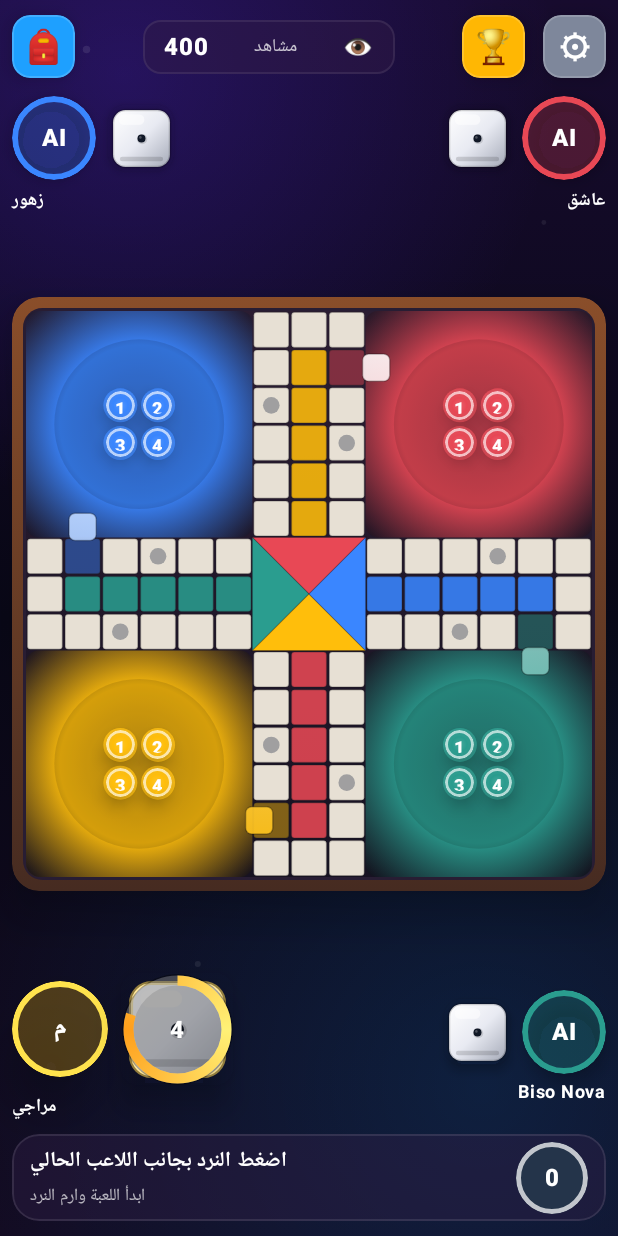
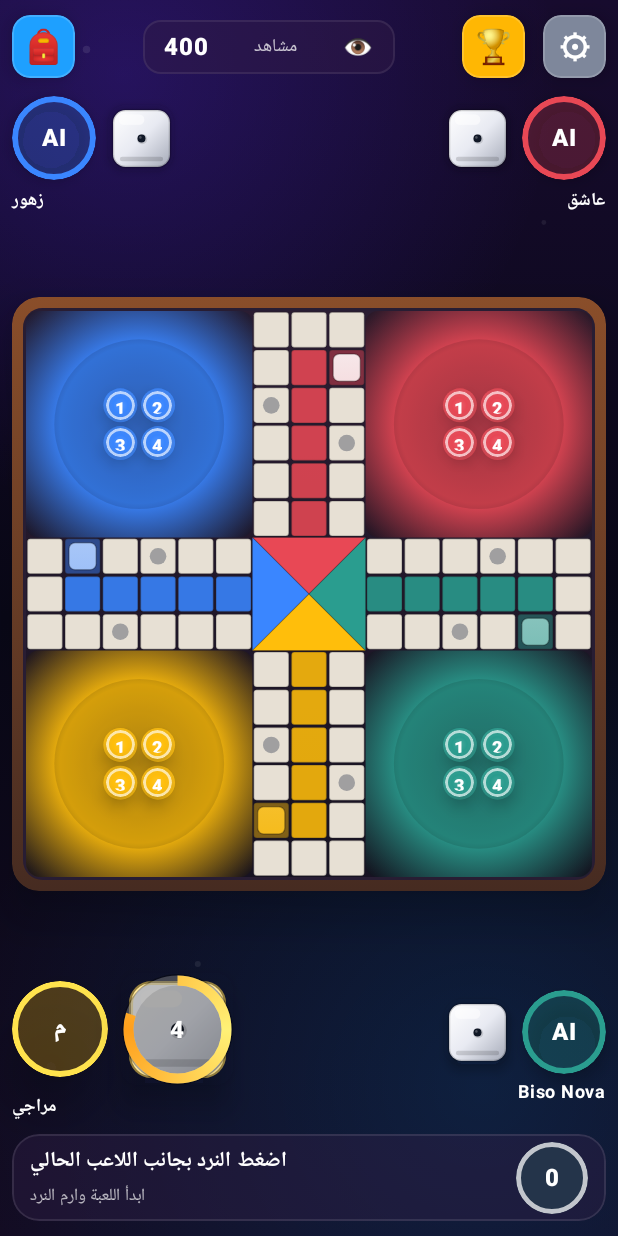
Before and after one commit to hamza2234/New, an Android app built with Jetpack Compose: the screen it shows after launch (MainActivity), after a tap on "ابدأ", on a phone screen of 412 x 824 dp. Run offline under Robolectric (Android 15) with nearby library versions, the phone set to English and light mode, and no system bars; 3 other taps on this screen came first.

Commit message:
Fix color start lanes and blue door
Co-authored-by: hamza2234 <hamza2234@users.noreply.github.com>

```diff
--- a/app/src/main/java/com/example/ludo/LudoGameEngine.kt
+++ b/app/src/main/java/com/example/ludo/LudoGameEngine.kt
@@ -193,7 +193,7 @@ class LudoGameEngine(
     }
 
     private fun absoluteTrackCell(owner: LudoPlayerColor, progress: Int): Int =
-        (owner.startCell - progress + TRACK_CELL_COUNT) % TRACK_CELL_COUNT
+        (owner.startCell + progress) % TRACK_CELL_COUNT
 
     private fun nextTurnAfter(state: LudoUiState, dice: Int): LudoPlayerColor {
         if (dice == 6) return state.currentTurn
--- a/app/src/main/java/com/example/ludo/LudoScreen.kt
+++ b/app/src/main/java/com/example/ludo/LudoScreen.kt
@@ -1461,9 +1461,9 @@ private fun androidx.compose.ui.graphics.drawscope.DrawScope.drawPremiumBoard()
     }
 
     drawTriangleCenter(cell, LudoPlayerColor.Red.toColor(), top = true)
-    drawTriangleCenter(cell, LudoPlayerColor.Green.toColor(), left = true)
+    drawTriangleCenter(cell, LudoPlayerColor.Blue.toColor(), left = true)
     drawTriangleCenter(cell, LudoPlayerColor.Yellow.toColor(), bottom = true)
-    drawTriangleCenter(cell, LudoPlayerColor.Blue.toColor(), right = true)
+    drawTriangleCenter(cell, LudoPlayerColor.Green.toColor(), right = true)
 }
 
 private fun androidx.compose.ui.graphics.drawscope.DrawScope.drawBoardCell(
@@ -1569,16 +1569,16 @@ private object LudoBoardLayout {
     )
 
     val homeLanes = mapOf(
-        LudoPlayerColor.Red to listOf(
+        LudoPlayerColor.Yellow to listOf(
             GridCell(7, 13), GridCell(7, 12), GridCell(7, 11), GridCell(7, 10), GridCell(7, 9), GridCell(7, 8),
         ),
-        LudoPlayerColor.Green to listOf(
+        LudoPlayerColor.Blue to listOf(
             GridCell(1, 7), GridCell(2, 7), GridCell(3, 7), GridCell(4, 7), GridCell(5, 7), GridCell(6, 7),
         ),
-        LudoPlayerColor.Yellow to listOf(
+        LudoPlayerColor.Red to listOf(
             GridCell(7, 1), GridCell(7, 2), GridCell(7, 3), GridCell(7, 4), GridCell(7, 5), GridCell(7, 6),
         ),
-        LudoPlayerColor.Blue to listOf(
+        LudoPlayerColor.Green to listOf(
             GridCell(13, 7), GridCell(12, 7), GridCell(11, 7), GridCell(10, 7), GridCell(9, 7), GridCell(8, 7),
         ),
     )
@@ -1598,10 +1598,10 @@ private object LudoBoardLayout {
     )
 
     val doorPoints = mapOf(
-        LudoPlayerColor.Yellow to BoardPoint(6.18f, 13.5f),
-        LudoPlayerColor.Blue to BoardPoint(1.5f, 5.72f),
-        LudoPlayerColor.Red to BoardPoint(9.28f, 1.5f),
-        LudoPlayerColor.Green to BoardPoint(13.5f, 9.28f),
+        LudoPlayerColor.Yellow to BoardPoint(6.5f, 13.5f),
+        LudoPlayerColor.Blue to BoardPoint(1.5f, 6.5f),
+        LudoPlayerColor.Red to BoardPoint(8.5f, 1.5f),
+        LudoPlayerColor.Green to BoardPoint(13.5f, 8.5f),
     )
 
     val starCells = setOf(2, 8, 15, 21, 28, 34, 41, 47)
@@ -1612,7 +1612,7 @@ private object LudoBoardLayout {
     fun pointFor(owner: LudoPlayerColor, progress: Int): BoardPoint {
         val grid = when {
             progress in FIRST_TRACK_PROGRESS..LAST_TRACK_PROGRESS -> {
-                val absoluteIndex = (owner.startCell - progress + trackCells.size) % trackCells.size
+                val absoluteIndex = (owner.startCell + progress) % trackCells.size
                 trackCells[absoluteIndex]
             }
             progress >= FIRST_HOME_LANE_PROGRESS -> {
```
Also changed, not shown: 2 other files.
